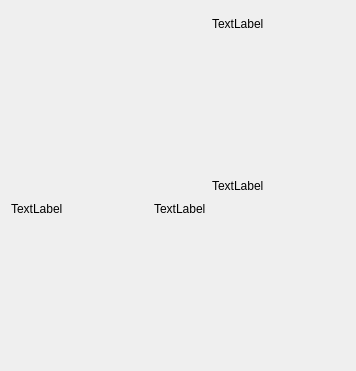
Before: the Qt Designer form krita/plugins/paintops/libpaintop/wdgcurveoption.ui in KDE/krita, drawn with Qt 5.
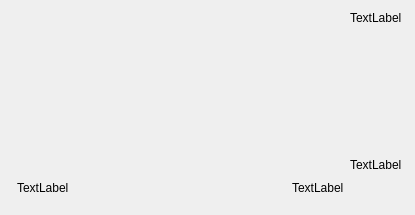
After: the same form once the commit is applied. Custom widgets are drawn as their Qt base class.

Commit message: use the multi sensors selector in the curve widget

```diff
--- a/krita/plugins/paintops/libpaintop/wdgcurveoption.ui
+++ b/krita/plugins/paintops/libpaintop/wdgcurveoption.ui
@@ -6,15 +6,15 @@
    <rect>
     <x>0</x>
     <y>0</y>
-    <width>356</width>
-    <height>371</height>
+    <width>415</width>
+    <height>215</height>
    </rect>
   </property>
   <layout class="QGridLayout" name="gridLayout">
-   <item row="0" column="0" colspan="3">
-    <widget class="KisSensorSelector" name="sensorSelector" native="true"/>
+   <item row="0" column="0" rowspan="5">
+    <widget class="KisMultiSensorsSelector" name="sensorSelector"/>
    </item>
-   <item row="1" column="0" rowspan="3" colspan="3">
+   <item row="0" column="1" rowspan="3" colspan="3">
     <widget class="KisCurveWidget" name="curveWidget" native="true">
      <property name="sizePolicy">
       <sizepolicy hsizetype="Preferred" vsizetype="Expanding">
@@ -24,14 +24,14 @@
      </property>
     </widget>
    </item>
-   <item row="1" column="3">
+   <item row="0" column="4">
     <widget class="QLabel" name="label_ymax">
      <property name="text">
       <string>TextLabel</string>
      </property>
     </widget>
    </item>
-   <item row="2" column="3">
+   <item row="1" column="4">
     <spacer name="verticalSpacer">
      <property name="orientation">
       <enum>Qt::Vertical</enum>
@@ -44,21 +44,21 @@
      </property>
     </spacer>
    </item>
-   <item row="3" column="3">
+   <item row="2" column="4">
     <widget class="QLabel" name="label_ymin">
      <property name="text">
       <string>TextLabel</string>
      </property>
     </widget>
    </item>
-   <item row="4" column="0">
+   <item row="3" column="1">
     <widget class="QLabel" name="label_xmin">
      <property name="text">
       <string>TextLabel</string>
      </property>
     </widget>
    </item>
-   <item row="4" column="1">
+   <item row="3" column="2">
     <spacer name="horizontalSpacer">
      <property name="orientation">
       <enum>Qt::Horizontal</enum>
@@ -71,14 +71,14 @@
      </property>
     </spacer>
    </item>
-   <item row="4" column="2">
+   <item row="3" column="3">
     <widget class="QLabel" name="label_xmax">
      <property name="text">
       <string>TextLabel</string>
      </property>
     </widget>
    </item>
-   <item row="5" column="1">
+   <item row="4" column="2">
     <spacer name="verticalSpacer_2">
      <property name="orientation">
       <enum>Qt::Vertical</enum>
@@ -89,23 +89,7 @@
      <property name="sizeHint" stdset="0">
       <size>
        <width>20</width>
-       <height>40</height>
-      </size>
-     </property>
-    </spacer>
-   </item>
-   <item row="2" column="4">
-    <spacer name="horizontalSpacer_2">
-     <property name="orientation">
-      <enum>Qt::Horizontal</enum>
-     </property>
-     <property name="sizeType">
-      <enum>QSizePolicy::MinimumExpanding</enum>
-     </property>
-     <property name="sizeHint" stdset="0">
-      <size>
-       <width>40</width>
-       <height>20</height>
+       <height>0</height>
       </size>
      </property>
     </spacer>
@@ -114,9 +98,9 @@
  </widget>
  <customwidgets>
   <customwidget>
-   <class>KisSensorSelector</class>
+   <class>KisMultiSensorsSelector</class>
    <extends>QWidget</extends>
-   <header>kis_sensor_selector.h</header>
+   <header>kis_multi_sensors_selector.h</header>
    <container>1</container>
   </customwidget>
   <customwidget>
```
The commit also changes 2 other files.
